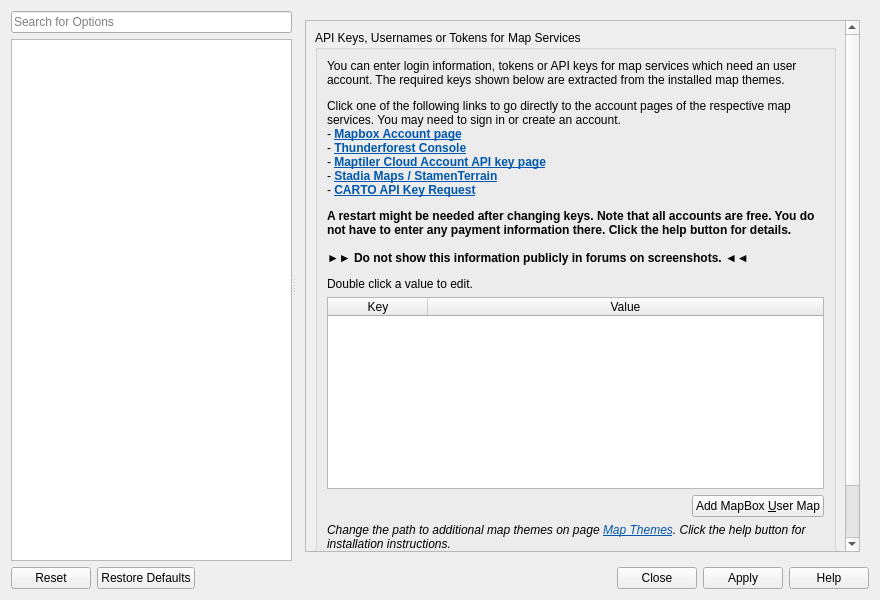
This is src/options/optionsdialog.ui in albar965/littlenavmap as Qt 5 draws it before an edit. The edited form follows.
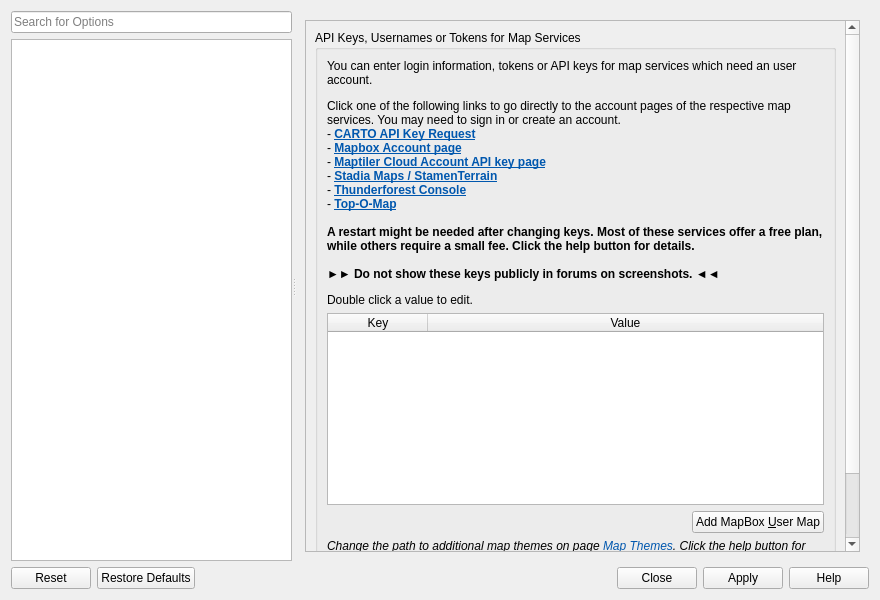
This is the edited form. The open tabs and pages were chosen to show the change. Icons and pictures are not drawn.

Commit message: Added Top-O-Map and adapted texts about map themes

Patch:
```diff
--- a/src/options/optionsdialog.ui
+++ b/src/options/optionsdialog.ui
@@ -5777,8 +5777,8 @@
             <rect>
              <x>0</x>
              <y>0</y>
-             <width>660</width>
-             <height>828</height>
+             <width>571</width>
+             <height>701</height>
             </rect>
            </property>
            <layout class="QVBoxLayout" name="verticalLayout_63">
@@ -5791,7 +5791,7 @@
                <item>
                 <widget class="QLabel" name="labelMapApiKeysHint">
                  <property name="text">
-                  <string>&lt;html&gt;&lt;head/&gt;&lt;body&gt;&lt;p&gt;You can enter login information, tokens or API keys for map services which need an user account. The required keys shown below are extracted from the installed map themes. &lt;/p&gt;&lt;p&gt;Click one of the following links to go directly to the account pages of the respective map services. You may need to sign in or create an account.&lt;br/&gt;- &lt;a href=&quot;https://account.mapbox.com/&quot;&gt;&lt;span style=&quot; font-weight:700; text-decoration: underline; color:#0057ae;&quot;&gt;Mapbox Account page&lt;/span&gt;&lt;/a&gt;&lt;br/&gt;- &lt;a href=&quot;https://manage.thunderforest.com/dashboard&quot;&gt;&lt;span style=&quot; font-weight:700; text-decoration: underline; color:#0057ae;&quot;&gt;Thunderforest Console&lt;/span&gt;&lt;/a&gt;&lt;br/&gt;- &lt;a href=&quot;https://cloud.maptiler.com/account/keys/&quot;&gt;&lt;span style=&quot; font-weight:700; text-decoration: underline; color:#0057ae;&quot;&gt;Maptiler Cloud Account API key page&lt;/span&gt;&lt;/a&gt;&lt;br/&gt;- &lt;a href=&quot;https://stadiamaps.com/stamen/onboarding/create-account/&quot;&gt;&lt;span style=&quot; font-weight:700; text-decoration: underline; color:#0057ae;&quot;&gt;Stadia Maps / StamenTerrain&lt;br/&gt;&lt;/span&gt;&lt;/a&gt;- &lt;a href=&quot;https://carto.com/basemaps/apikey/&quot;&gt;&lt;span style=&quot; font-weight:700; text-decoration: underline; color:#0057ae;&quot;&gt;CARTO API Key Request&lt;/span&gt;&lt;/a&gt;&lt;/p&gt;&lt;p&gt;&lt;span style=&quot; font-weight:700;&quot;&gt;A restart might be needed after changing keys. Note that all accounts are free. You do not have to enter any payment information there. Click the help button for details.&lt;br/&gt;&lt;br/&gt;►► Do not show this information publicly in forums on screenshots. ◄◄&lt;/span&gt;&lt;/p&gt;&lt;p&gt;Double click a value to edit.&lt;/p&gt;&lt;/body&gt;&lt;/html&gt;</string>
+                  <string>&lt;html&gt;&lt;head/&gt;&lt;body&gt;&lt;p&gt;You can enter login information, tokens or API keys for map services which need an user account.&lt;/p&gt;&lt;p&gt;Click one of the following links to go directly to the account pages of the respective map services. You may need to sign in or create an account.&lt;br/&gt;- &lt;a href=&quot;https://carto.com/basemaps/apikey/&quot;&gt;&lt;span style=&quot; font-weight:700; text-decoration: underline; color:#0057ae;&quot;&gt;CARTO API Key Request&lt;br/&gt;&lt;/span&gt;&lt;/a&gt;- &lt;a href=&quot;https://account.mapbox.com/&quot;&gt;&lt;span style=&quot; font-weight:700; text-decoration: underline; color:#0057ae;&quot;&gt;Mapbox Account page&lt;/span&gt;&lt;/a&gt;&lt;br/&gt;- &lt;a href=&quot;https://cloud.maptiler.com/account/keys/&quot;&gt;&lt;span style=&quot; font-weight:700; text-decoration: underline; color:#0057ae;&quot;&gt;Maptiler Cloud Account API key page&lt;/span&gt;&lt;/a&gt;&lt;br/&gt;- &lt;a href=&quot;https://stadiamaps.com/stamen/onboarding/create-account/&quot;&gt;&lt;span style=&quot; font-weight:700; text-decoration: underline; color:#0057ae;&quot;&gt;Stadia Maps / StamenTerrain&lt;/span&gt;&lt;/a&gt;&lt;a href=&quot;https://top-o-map.com/&quot;&gt;&lt;span style=&quot; font-weight:700; text-decoration: underline; color:#0057ae;&quot;&gt;&lt;br/&gt;&lt;/span&gt;&lt;/a&gt;- &lt;a href=&quot;https://manage.thunderforest.com/dashboard&quot;&gt;&lt;span style=&quot; font-weight:700; text-decoration: underline; color:#0057ae;&quot;&gt;Thunderforest Console&lt;br/&gt;&lt;/span&gt;&lt;/a&gt;- &lt;a href=&quot;https://top-o-map.com/&quot;&gt;&lt;span style=&quot; font-weight:700; text-decoration: underline; color:#0057ae;&quot;&gt;Top-O-Map&lt;/span&gt;&lt;/a&gt;&lt;br/&gt;&lt;br/&gt;&lt;span style=&quot; font-weight:700;&quot;&gt;A restart might be needed after changing keys. Most of these services offer a free plan, while others require a small fee. Click the help button for details.&lt;br/&gt;&lt;br/&gt;►► Do not show these keys publicly in forums on screenshots. ◄◄&lt;/span&gt;&lt;/p&gt;&lt;p&gt;Double click a value to edit.&lt;/p&gt;&lt;/body&gt;&lt;/html&gt;</string>
                  </property>
                  <property name="wordWrap">
                   <bool>true</bool>
```
Left out of the diff: 526 changed lines with no effect on the pictures. The commit also changes 4 other files.
